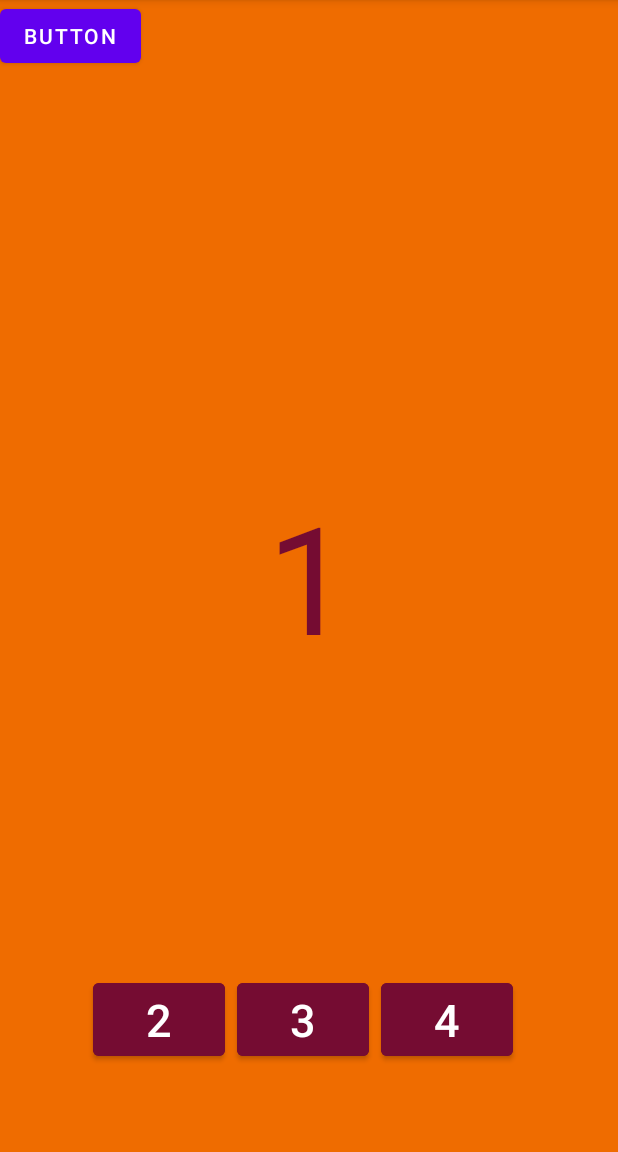
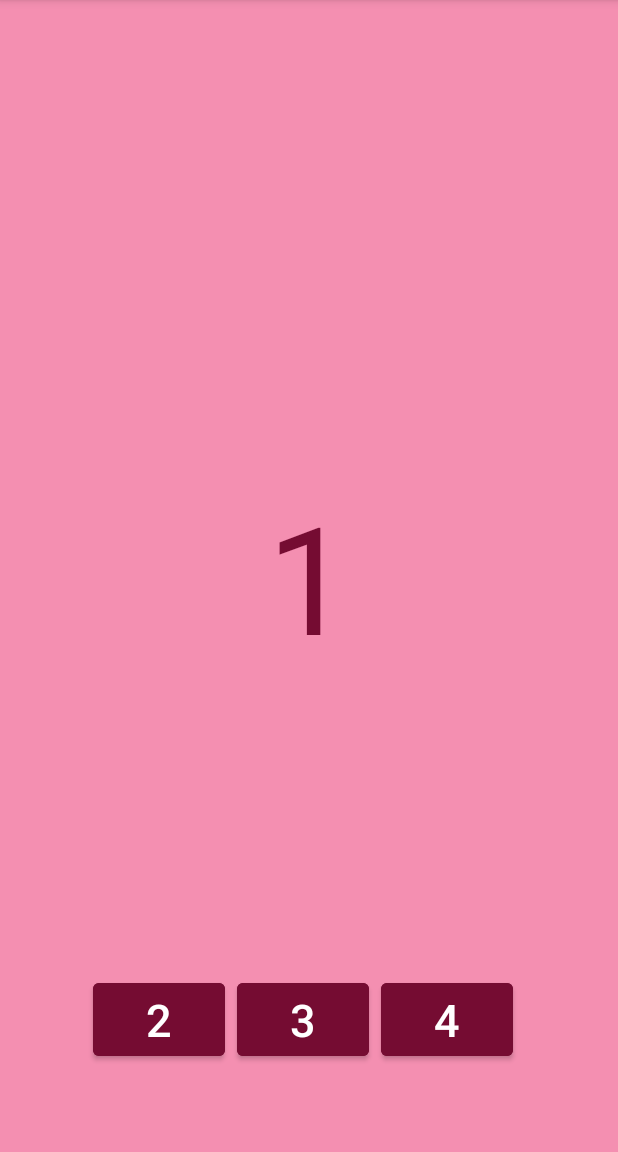
Before and after one commit to ParisaFaridi/FragmentPractice, an Android app: the screen it shows after launch (MainActivity), on a phone screen of 412 x 824 dp, the part 84-1236 px from its top. Run offline under Robolectric (Android 15) with nearby library versions, the phone set to English and light mode, and no system bars.

```diff
--- a/app/src/main/res/layout/fragment_fist.xml
+++ b/app/src/main/res/layout/fragment_fist.xml
@@ -4,7 +4,7 @@
     android:layout_width="match_parent"
     android:layout_height="match_parent"
     tools:context=".FistFragment"
-    android:background="#EF6C00">
+    android:background="#F48FB1">
 
     <LinearLayout
         android:layout_width="match_parent"
@@ -49,11 +49,5 @@
         android:textColor="#750C32"
         android:textSize="100dp" />
 
-    <Button
-        android:id="@+id/button"
-        android:layout_width="wrap_content"
-        android:layout_height="wrap_content"
-        android:text="Button" />
-
 
 </FrameLayout>
```
